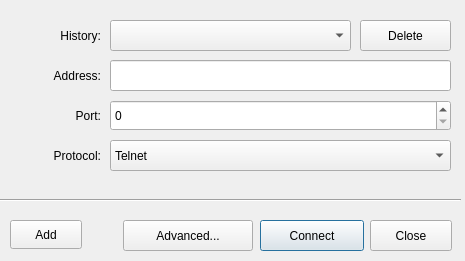
qterm/qterm, file src/ui/quickdialog.ui: the form before one commit.
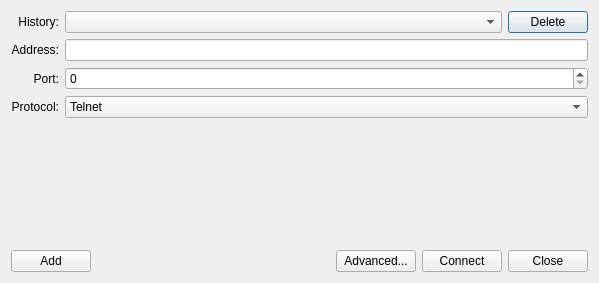
The form after the commit.

```diff
--- a/src/ui/quickdialog.ui
+++ b/src/ui/quickdialog.ui
@@ -6,28 +6,18 @@
    <rect>
     <x>0</x>
     <y>0</y>
-    <width>465</width>
-    <height>261</height>
+    <width>599</width>
+    <height>283</height>
    </rect>
   </property>
-  <property name="minimumSize">
-   <size>
-    <width>350</width>
-    <height>150</height>
-   </size>
-  </property>
   <property name="windowTitle">
    <string>Quick Login</string>
   </property>
+  <layout class="QVBoxLayout" name="verticalLayout">
+   <item>
+    <layout class="QGridLayout" name="gridLayout" columnstretch="5,90,5">
+     <item row="0" column="0">
   <widget class="QLabel" name="TextLabel4">
-   <property name="geometry">
-    <rect>
-     <x>10</x>
-     <y>20</y>
-     <width>91</width>
-     <height>31</height>
-    </rect>
-   </property>
    <property name="frameShape">
     <enum>QFrame::NoFrame</enum>
    </property>
@@ -44,15 +34,19 @@
     <cstring>historyComboBox</cstring>
    </property>
   </widget>
+     </item>
+     <item row="0" column="1">
+      <widget class="QComboBox" name="historyComboBox"/>
+     </item>
+     <item row="0" column="2">
+      <widget class="QPushButton" name="deletePushButton">
+       <property name="text">
+        <string>Delete</string>
+       </property>
+      </widget>
+     </item>
+     <item row="1" column="0">
   <widget class="QLabel" name="TextLabel5">
-   <property name="geometry">
-    <rect>
-     <x>10</x>
-     <y>60</y>
-     <width>91</width>
-     <height>31</height>
-    </rect>
-   </property>
    <property name="text">
     <string>Address:</string>
    </property>
@@ -63,113 +57,12 @@
     <cstring>addrLineEdit</cstring>
    </property>
   </widget>
-  <widget class="QComboBox" name="historyComboBox">
-   <property name="geometry">
-    <rect>
-     <x>110</x>
-     <y>20</y>
-     <width>241</width>
-     <height>31</height>
-    </rect>
-   </property>
-  </widget>
-  <widget class="QLineEdit" name="addrLineEdit">
-   <property name="geometry">
-    <rect>
-     <x>110</x>
-     <y>60</y>
-     <width>341</width>
-     <height>31</height>
-    </rect>
-   </property>
-  </widget>
-  <widget class="Line" name="line">
-   <property name="geometry">
-    <rect>
-     <x>0</x>
-     <y>190</y>
-     <width>461</width>
-     <height>20</height>
-    </rect>
-   </property>
-   <property name="orientation">
-    <enum>Qt::Horizontal</enum>
-   </property>
-  </widget>
-  <widget class="QPushButton" name="connectPushButton">
-   <property name="geometry">
-    <rect>
-     <x>260</x>
-     <y>220</y>
-     <width>104</width>
-     <height>31</height>
-    </rect>
-   </property>
-   <property name="text">
-    <string>Connect</string>
-   </property>
-  </widget>
-  <widget class="QPushButton" name="closePushButton">
-   <property name="geometry">
-    <rect>
-     <x>370</x>
-     <y>220</y>
-     <width>82</width>
-     <height>31</height>
-    </rect>
-   </property>
-   <property name="text">
-    <string>Close</string>
-   </property>
-  </widget>
-  <widget class="QPushButton" name="advPushButton">
-   <property name="geometry">
-    <rect>
-     <x>123</x>
-     <y>220</y>
-     <width>130</width>
-     <height>31</height>
-    </rect>
-   </property>
-   <property name="text">
-    <string>Advanced...</string>
-   </property>
-  </widget>
-  <widget class="QPushButton" name="deletePushButton">
-   <property name="geometry">
-    <rect>
-     <x>360</x>
-     <y>20</y>
-     <width>91</width>
-     <height>31</height>
-    </rect>
-   </property>
-   <property name="text">
-    <string>Delete</string>
-   </property>
-  </widget>
-  <widget class="QPushButton" name="addPushButton">
-   <property name="geometry">
-    <rect>
-     <x>10</x>
-     <y>220</y>
-     <width>72</width>
-     <height>29</height>
-    </rect>
-   </property>
-   <property name="text">
-    <string>Add</string>
-   </property>
-  </widget>
+     </item>
+     <item row="1" column="1" colspan="2">
+      <widget class="QLineEdit" name="addrLineEdit"/>
+     </item>
+     <item row="2" column="0">
   <widget class="QLabel" name="TextLabel6">
-   <property name="geometry">
-    <rect>
-     <x>10</x>
-     <y>100</y>
-     <width>91</width>
-     <height>31</height>
-    </rect>
-   </property>
    <property name="text">
     <string>Port:</string>
    </property>
@@ -180,15 +73,12 @@
     <cstring>portSpinBox</cstring>
    </property>
   </widget>
+     </item>
+     <item row="2" column="1" colspan="2">
+      <widget class="QSpinBox" name="portSpinBox"/>
+     </item>
+     <item row="3" column="0">
   <widget class="QLabel" name="TextLabel6_2">
-   <property name="geometry">
-    <rect>
-     <x>10</x>
-     <y>140</y>
-     <width>91</width>
-     <height>31</height>
-    </rect>
-   </property>
    <property name="text">
     <string>Protocol:</string>
    </property>
@@ -199,25 +89,9 @@
     <cstring>protocolComboBox</cstring>
    </property>
   </widget>
-  <widget class="QSpinBox" name="portSpinBox">
-   <property name="geometry">
-    <rect>
-     <x>110</x>
-     <y>100</y>
-     <width>341</width>
-     <height>31</height>
-    </rect>
-   </property>
-  </widget>
+     </item>
+     <item row="3" column="1" colspan="2">
   <widget class="QComboBox" name="protocolComboBox">
-   <property name="geometry">
-    <rect>
-     <x>110</x>
-     <y>140</y>
-     <width>341</width>
-     <height>31</height>
-    </rect>
-   </property>
    <item>
     <property name="text">
      <string>Telnet</string>
@@ -229,6 +103,68 @@
     </property>
    </item>
   </widget>
+     </item>
+    </layout>
+   </item>
+   <item>
+    <spacer name="verticalSpacer">
+     <property name="orientation">
+      <enum>Qt::Vertical</enum>
+     </property>
+     <property name="sizeHint" stdset="0">
+      <size>
+       <width>20</width>
+       <height>30</height>
+      </size>
+     </property>
+    </spacer>
+   </item>
+   <item>
+    <layout class="QHBoxLayout" name="horizontalLayout">
+     <item>
+      <widget class="QPushButton" name="addPushButton">
+       <property name="text">
+        <string>Add</string>
+       </property>
+      </widget>
+     </item>
+     <item>
+      <spacer name="horizontalSpacer">
+       <property name="orientation">
+        <enum>Qt::Horizontal</enum>
+       </property>
+       <property name="sizeHint" stdset="0">
+        <size>
+         <width>40</width>
+         <height>20</height>
+        </size>
+       </property>
+      </spacer>
+     </item>
+     <item>
+      <widget class="QPushButton" name="advPushButton">
+       <property name="text">
+        <string>Advanced...</string>
+       </property>
+      </widget>
+     </item>
+     <item>
+      <widget class="QPushButton" name="connectPushButton">
+       <property name="text">
+        <string>Connect</string>
+       </property>
+      </widget>
+     </item>
+     <item>
+      <widget class="QPushButton" name="closePushButton">
+       <property name="text">
+        <string>Close</string>
+       </property>
+      </widget>
+     </item>
+    </layout>
+   </item>
+  </layout>
  </widget>
  <layoutdefault spacing="6" margin="11"/>
  <pixmapfunction>qPixmapFromMimeSource</pixmapfunction>
```
Lines whose indentation alone changed are shown as unchanged.
